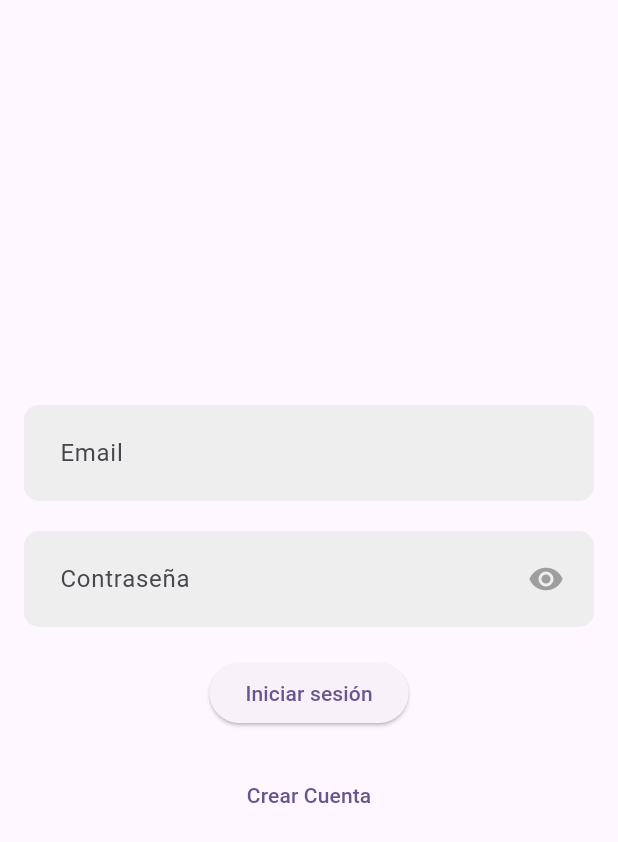
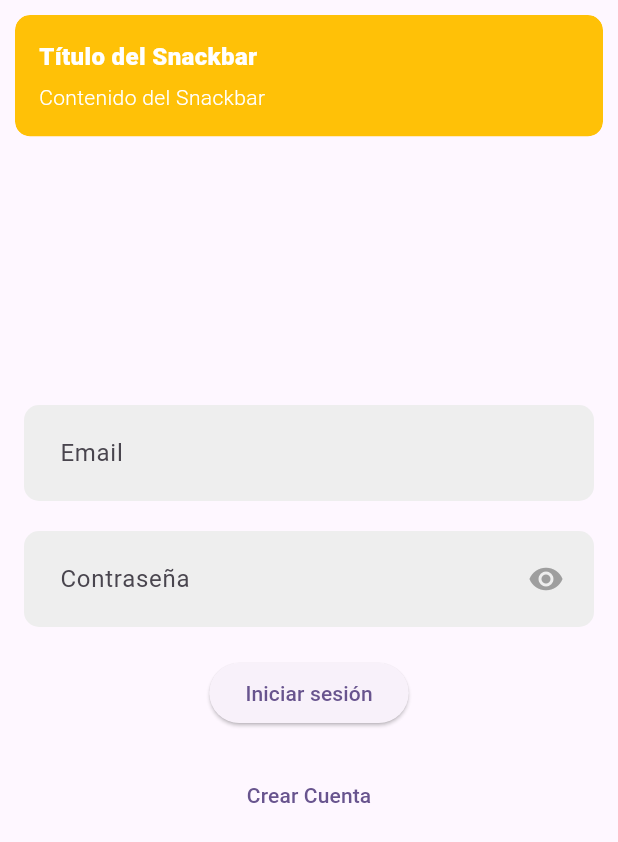
Before and after one commit to alexvacca25/flutter_firebase_empleados, a Flutter app: the screen it shows after launch, after a tap on "Iniciar sesión", on a phone screen of 412 x 824 dp. Shown: the top 842 px of the screen. Run offline on Flutter 3.47's test engine with Material 2 defaults, Android fonts, the phone set to English and light mode, and no system bars; our stand-ins replace cloud_firestore, firebase_auth, firebase_core, firebase_storage, get, get_storage and 1 more; accounts and stored records are empty; network calls fail.

```diff
--- a/lib/main.dart
+++ b/lib/main.dart
@@ -1,5 +1,6 @@
 import 'package:firebase_core/firebase_core.dart';
 import 'package:flutter/material.dart';
+import 'package:flutter_firebase_empleados/domain/controller/controlperfil.dart';
 import 'package:flutter_firebase_empleados/domain/controller/controluser.dart';
 import 'package:flutter_firebase_empleados/ui/app.dart';
 import 'package:get/get.dart';
@@ -19,6 +20,7 @@ void main() async {
               appId: "1:1095817888283:web:59501d01ab8bfa71c92ebe"))
       : await Firebase.initializeApp();
 
+  Get.put(ControlUserPerfil());
   Get.put(ControlUserAuth());
   runApp(const MyApp());
 }
--- a/lib/ui/app.dart
+++ b/lib/ui/app.dart
@@ -1,6 +1,8 @@
 import 'package:flutter/material.dart';
 import 'package:flutter_firebase_empleados/ui/pages/auth/login.dart';
 import 'package:flutter_firebase_empleados/ui/pages/auth/register.dart';
+import 'package:flutter_firebase_empleados/ui/pages/home/home.dart';
+import 'package:flutter_firebase_empleados/ui/pages/home/perfil.dart';
 import 'package:get/get.dart';
 
 class MyApp extends StatelessWidget {
@@ -18,7 +20,9 @@ class MyApp extends StatelessWidget {
       initialRoute: '/login',
       routes: {
         '/login': (context) => LoginPage(),
-        '/registro': (context) => RegisterPage()
+        '/registro': (context) => RegisterPage(),
+        '/home': (context) => MyHomePage(),
+        '/perfil': (context) => const Perfil()
       },
     );
   }
--- a/lib/ui/pages/auth/login.dart
+++ b/lib/ui/pages/auth/login.dart
@@ -1,4 +1,5 @@
 import 'package:flutter/material.dart';
+import 'package:flutter_firebase_empleados/domain/controller/controluser.dart';
 import 'package:flutter_firebase_empleados/ui/pages/widget/input.dart';
 import 'package:get/get.dart';
 
@@ -10,6 +11,7 @@ class LoginPage extends StatelessWidget {
 
   @override
   Widget build(BuildContext context) {
+    ControlUserAuth cua = Get.find();
     return Scaffold(
       body: Padding(
         padding: const EdgeInsets.all(16.0),
@@ -31,9 +33,34 @@ class LoginPage extends StatelessWidget {
             const SizedBox(height: 20),
             ElevatedButton(
               onPressed: () {
-                // Aquí puedes añadir la lógica para validar el inicio de sesión
-                // y manejar la información ingresada por el usuario.
-                print('Iniciando sesión...');
+                cua
+                    .ingresarUser(emailControl.text, passwControl.text)
+                    .then((value) {
+                  if (cua.userValido == null) {
+                    Get.snackbar(
+                      'Título del Snackbar',
+                      'Contenido del Snackbar',
+                      snackPosition: SnackPosition.TOP, // Posición del Snackbar
+                      backgroundColor:
+                          Colors.amber, // Color de fondo del Snackbar
+                      colorText: Colors.white, // Color del texto del Snackbar
+                      borderRadius: 10, // Radio de borde del Snackbar
+                      margin: const EdgeInsets.all(10), // Márgenes del Snackbar
+                      duration:
+                          const Duration(seconds: 3), // Duración del Snackbar
+                      isDismissible:
+                          true, // Hacer dismiss (desaparecer) al tocar fuera del Snackbar
+                      dismissDirection:
+                          DismissDirection.vertical, // Dirección para dismiss
+                      forwardAnimationCurve:
+                          Curves.easeOutBack, // Animación al aparecer
+                      reverseAnimationCurve:
+                          Curves.easeInBack, // Animación al desaparecer
+                    );
+                  } else {
+                    Get.offAllNamed('/home');
+                  }
+                });
               },
               child: const Text('Iniciar sesión'),
             ),
--- a/lib/ui/pages/auth/register.dart
+++ b/lib/ui/pages/auth/register.dart
@@ -1,4 +1,5 @@
 import 'package:flutter/material.dart';
+import 'package:flutter_firebase_empleados/domain/controller/controlperfil.dart';
 import 'package:flutter_firebase_empleados/domain/controller/controluser.dart';
 import 'package:flutter_firebase_empleados/ui/pages/widget/input.dart';
 import 'package:get/get.dart';
@@ -11,11 +12,13 @@ class RegisterPage extends StatelessWidget {
 
   @override
   Widget build(BuildContext context) {
+    ControlUserPerfil cup = Get.find();
     ControlUserAuth cua = Get.find();
     return Scaffold(
       appBar: AppBar(
-          title: Obx(() =>
-              Text('Registro de usuario${cua.userValido!.user!.email ?? ''}'))),
+          title: Obx(() => cua.userValido!.user!.email == null
+              ? const Text('')
+              : Text('Registro de usuario${cua.userValido!.user!.email}'))),
       body: Padding(
         padding: const EdgeInsets.all(16.0),
         child: Column(
@@ -49,9 +52,39 @@ class RegisterPage extends StatelessWidget {
             SizedBox(height: Get.height * 0.05),
             ElevatedButton(
               onPressed: () {
-                cua.crearUser(emailControl.text, passwControl.text);
+                cua
+                    .crearUser(emailControl.text, passwControl.text)
+                    .then((value) {
+                  if (cua.userValido == null) {
+                    Get.snackbar(
+                      'Título del Snackbar',
+                      'Contenido del Snackbar',
+                      snackPosition: SnackPosition.TOP, // Posición del Snackbar
+                      backgroundColor:
+                          Colors.amber, // Color de fondo del Snackbar
+                      colorText: Colors.white, // Color del texto del Snackbar
+                      borderRadius: 10, // Radio de borde del Snackbar
+                      margin: const EdgeInsets.all(10), // Márgenes del Snackbar
+                      duration:
+                          const Duration(seconds: 3), // Duración del Snackbar
+                      isDismissible:
+                          true, // Hacer dismiss (desaparecer) al tocar fuera del Snackbar
+                      dismissDirection:
+                          DismissDirection.vertical, // Dirección para dismiss
+                      forwardAnimationCurve:
+                          Curves.easeOutBack, // Animación al aparecer
+                      reverseAnimationCurve:
+                          Curves.easeInBack, // Animación al desaparecer
+                    );
+                  } else {
+                    var datos = {'nombre': nombreControl.text};
+                    cup
+                        .crearcatalogo(datos, null)
+                        .then((value) => Get.offAllNamed('/home'));
+                  }
+                });
               },
-              child: Text('Registrarse'),
+              child: const Text('Registrarse'),
             ),
             TextButton(
                 onPressed: () {
--- a/pubspec.yaml
+++ b/pubspec.yaml
@@ -39,6 +39,9 @@ dependencies:
   firebase_core: ^2.21.0
   firebase_auth: ^4.12.1
   get_storage: ^2.1.1
+  firebase_storage: ^11.4.1
+  cloud_firestore: ^4.12.2
+  image_picker: ^1.0.4
 
 dev_dependencies:
   flutter_test:
```
Also changed, not shown: lib/data/services/peticionperfil.dart (added, +54 -0 lines), lib/domain/controller/controlperfil.dart (added, +8 -0 lines), lib/ui/pages/home/home.dart (added, +113 -0 lines), lib/ui/pages/home/perfil.dart (added, +171 -0 lines), pubspec.lock, 7 other files.
